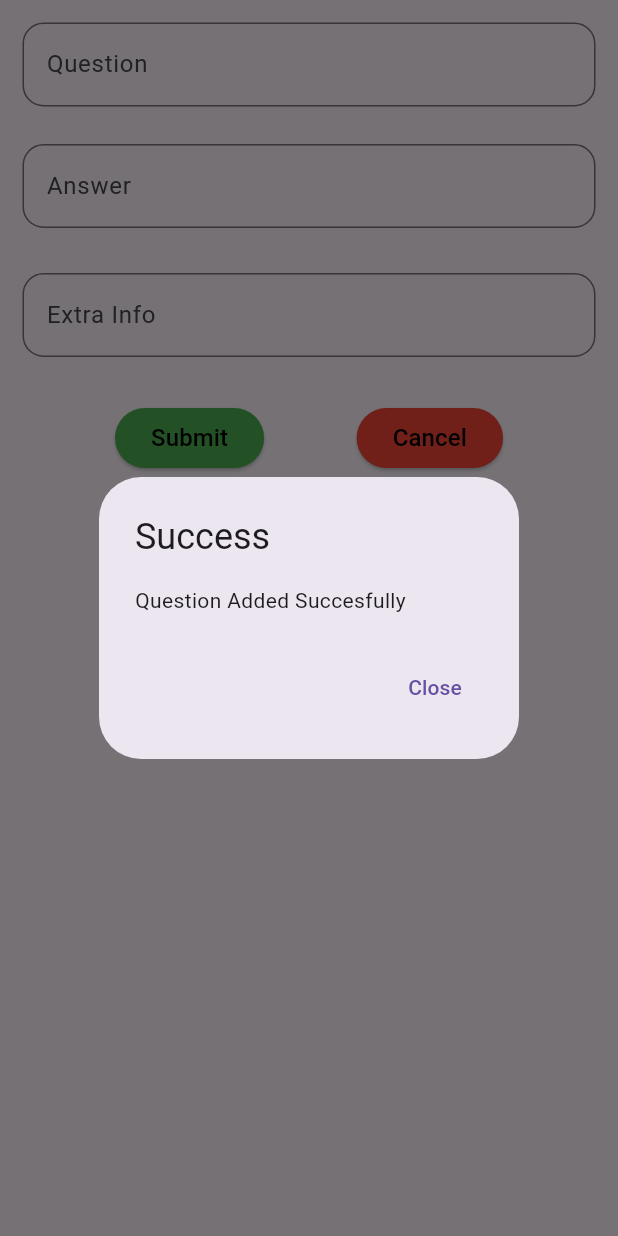
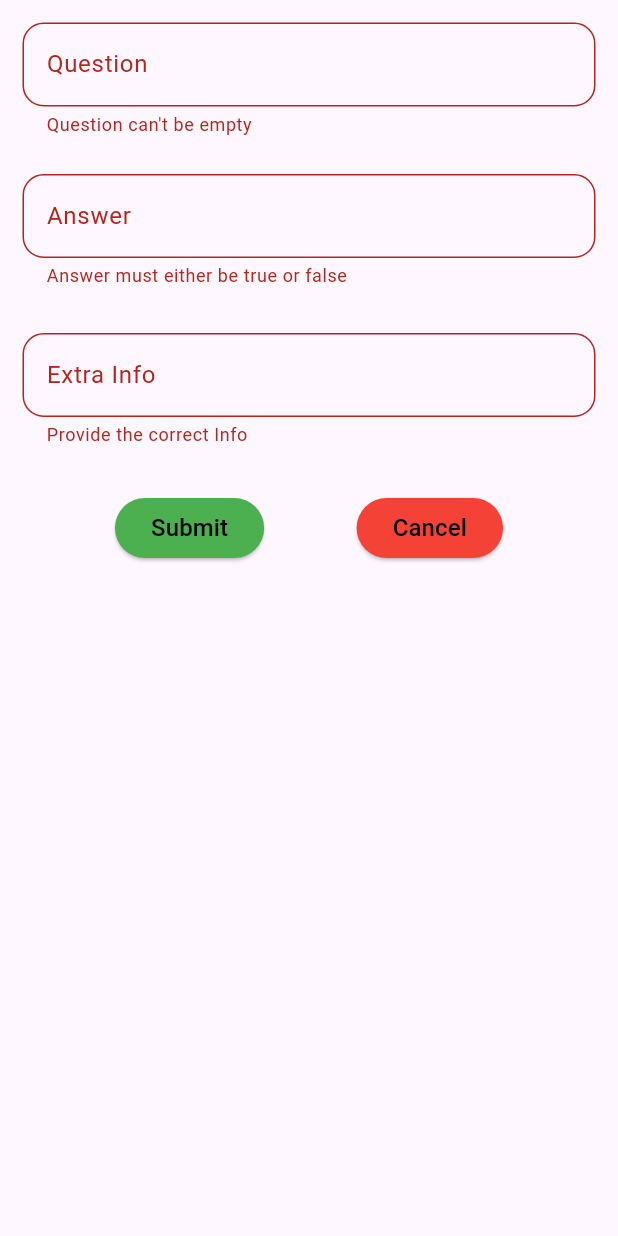
Before and after one commit to Aflah3100/Flutter-Quiz-App, a Flutter app: the QuestionBottomSheet widget shown alone on an empty page, opened directly with empty values, after a tap on "Submit", on a phone screen of 412 x 824 dp. Run offline on Flutter 3.47's test engine with Material 3 defaults, Android fonts, the phone set to English and light mode, and no system bars; our stand-ins replace hive_flutter; accounts and stored records are empty.

Commit message:
Bottom Sheet form validated initial app developed

```diff
--- a/lib/db/functions/functions.dart
+++ b/lib/db/functions/functions.dart
@@ -14,11 +14,19 @@ ValueNotifier<List<QuestionModel>> questionLists=ValueNotifier([
 ]);
 
 //Add Question to Database
-void addToDatabase({required String question,required String answer})async{
+void addToDatabase({required String question,required String answer,String? otherInfo})async{
   bool ans=(answer.toLowerCase()=='true')?true:false;
-  QuestionModel userQuestion=QuestionModel(question: question, answer: ans);
   Box<QuestionModel> questiondb=await Hive.openBox<QuestionModel>('question-db');
-  questiondb.add(userQuestion);
+  if(ans){
+    QuestionModel userQuestion=QuestionModel(question: question, answer: ans);
+    questiondb.add(userQuestion);
+  }else{
+    QuestionModel userQuestion=QuestionModel(question: question, answer: ans,other: otherInfo);
+    questiondb.add(userQuestion);
+  }
+
+
+
 }
 
 //fetch all questions in the database
--- a/lib/screens/widgets/bottomsheetwidget.dart
+++ b/lib/screens/widgets/bottomsheetwidget.dart
@@ -5,14 +5,21 @@ import 'package:quiz_app/db/functions/functions.dart';
 class QuestionBottomSheet extends StatelessWidget {
   BuildContext bottomSheetContext;
   QuestionBottomSheet({super.key, required this.bottomSheetContext});
+
+  // From field Controllers
   final _questionController = TextEditingController();
   final _answerController = TextEditingController();
   final _otherinfoController = TextEditingController();
+
+  //form key
+  var formKey=GlobalKey<FormState>();
 
   @override
   Widget build(BuildContext context) {
     return Container(
         margin: const EdgeInsets.all(15.0),
+        child: Form(
+          key: formKey,
           child: ListView(
             children: [
               //Question TextField
@@ -24,6 +31,13 @@ class QuestionBottomSheet extends StatelessWidget {
                   border: OutlineInputBorder(
                       borderRadius: BorderRadius.circular(14.0)),
                 ),
+                validator: (inputQuestion){
+                  if(inputQuestion==null || inputQuestion.isEmpty){
+                    return "Question can't be empty";
+                  }else{
+                    return null;
+                  }
+                },
               ),
               const SizedBox(
                 height: 25.0,
@@ -36,6 +50,15 @@ class QuestionBottomSheet extends StatelessWidget {
                   border: OutlineInputBorder(
                       borderRadius: BorderRadius.circular(14.0)),
                 ),
+                validator: (inputAnswer){
+                  if(inputAnswer==null){
+                    return "Answer can't be empty";
+                  }else if(inputAnswer.toLowerCase()!='true' && inputAnswer.toLowerCase()!='false'){
+                    return 'Answer must either be true or false';
+                  }else{
+                    return null;
+                  }
+                },
               ),
               const SizedBox(
                 height: 30.0,
@@ -49,6 +72,16 @@ class QuestionBottomSheet extends StatelessWidget {
                   border: OutlineInputBorder(
                       borderRadius: BorderRadius.circular(14.0)),
                 ),
+                validator: (info){
+                  if(_answerController.text.toLowerCase()=='true' ){
+                    return null;
+                  }else if(_answerController.text.toLowerCase()=='false' && _otherinfoController.text.isNotEmpty){
+                    return null;
+                  }
+                  else{
+                    return 'Provide the correct Info ';
+                  }
+                },
               ),
               const SizedBox(
                 height: 30.0,
@@ -58,14 +91,18 @@ class QuestionBottomSheet extends StatelessWidget {
                 children: [
                   ElevatedButton(
                     onPressed: () {
+                      if(formKey.currentState!.validate()){
                         addToDatabase(
                           question: _questionController.text,
-                        answer: _answerController.text);
+                          answer: _answerController.text,
+                          otherInfo:_otherinfoController.text
+                          );
                       fetchQuestions();
                       displayAlertBox(context);
                       _questionController.clear();
                       _answerController.clear();
                       _otherinfoController.clear();
+                      }
                     },
                     style: ButtonStyle(
                         backgroundColor:
@@ -86,6 +123,7 @@ class QuestionBottomSheet extends StatelessWidget {
                 ],
               )
             ],
+          ),
         ));
   }
 
```
Lines whose indentation alone changed are shown as unchanged.
